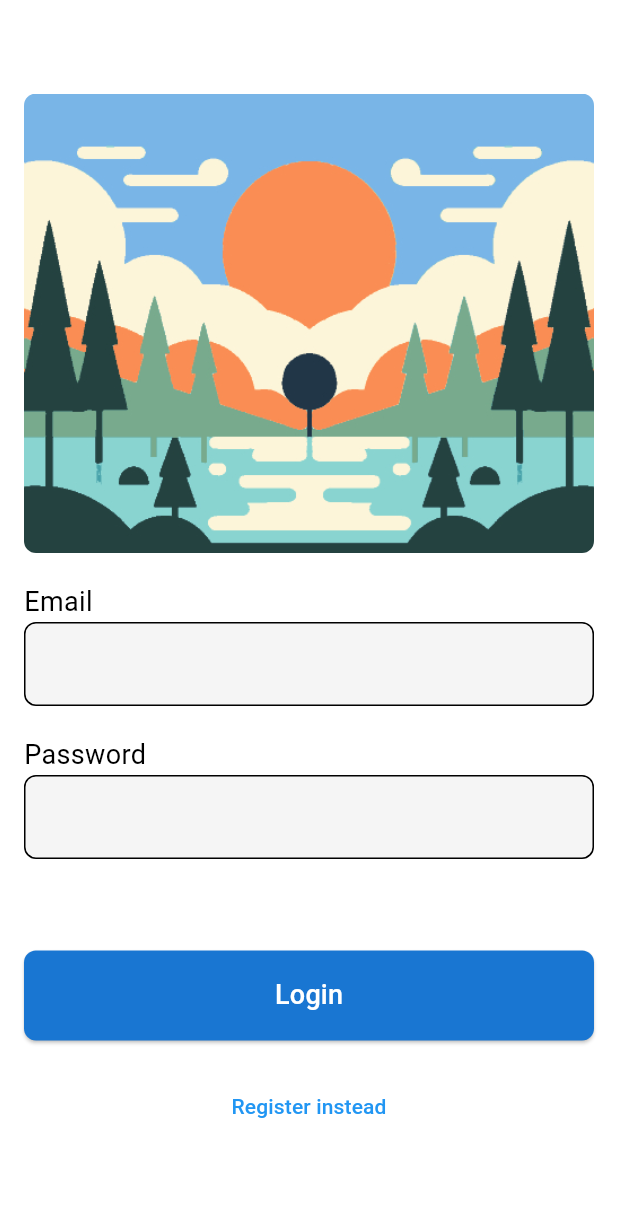
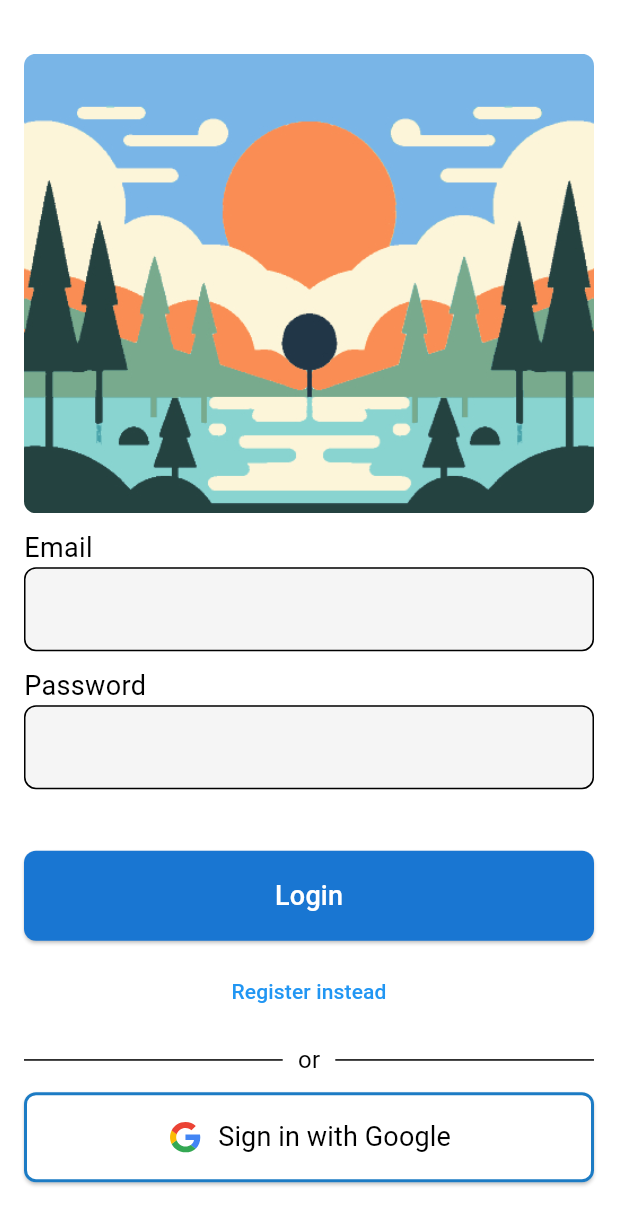
Before and after one commit to JosimCoussens/taskhero, a Flutter app: the screen it shows after launch, on a phone screen of 412 x 824 dp. Shown: the top 1225 px of the screen. Run offline on Flutter 3.47's test engine with Material 3 defaults, Android fonts, the phone set to English and light mode, and no system bars; our stand-ins replace cloud_firestore, firebase_auth, firebase_core, flutter_svg, google_sign_in, syncfusion_flutter_datepicker; accounts and stored records are empty.

Commit message:
Add Google Sign-In functionality and update login page accordingly

```diff
--- a/lib/pages/login_page.dart
+++ b/lib/pages/login_page.dart
@@ -1,5 +1,6 @@
 import 'package:firebase_auth/firebase_auth.dart';
 import 'package:flutter/material.dart';
+import 'package:flutter_svg/svg.dart';
 import 'package:taskhero/auth.dart';
 import 'package:taskhero/constants.dart';
 import 'package:taskhero/pages/home_page.dart';
@@ -144,7 +145,7 @@ class _LoginPageState extends State<LoginPage> {
   Column credentialsInputFields(BuildContext context) {
     return Column(
       crossAxisAlignment: CrossAxisAlignment.start,
-      spacing: 20,
+      spacing: 10,
       children: [
         ClipRRect(
           borderRadius: BorderRadius.circular(8.0),
@@ -167,7 +168,53 @@ class _LoginPageState extends State<LoginPage> {
         _errorMessage(),
         _submitButton(context),
         _loginOrRegisterButton(),
+        // Google sign in button
+        divider(),
+        _loginWithGoogleButton(),
       ],
+    );
+  }
+
+  SizedBox _loginWithGoogleButton() {
+    return SizedBox(
+      width: double.infinity,
+      height: 60,
+      child: ElevatedButton(
+        onPressed: () async {
+          bool isLogged = await Auth().signInWithGoogle();
+          await UserService.createUser(FirebaseAuth.instance.currentUser!.uid);
+          AppParams.userId = FirebaseAuth.instance.currentUser!.uid;
+          if (isLogged) {
+            mounted
+                ? Navigator.pushReplacement(
+                  context,
+                  MaterialPageRoute(builder: (context) => const HomePage()),
+                )
+                : null;
+          }
+        },
+        style: ElevatedButton.styleFrom(
+          shape: RoundedRectangleBorder(
+            borderRadius: BorderRadius.circular(8),
+            side: const BorderSide(color: AppColors.primaryLight, width: 2),
+          ),
+        ),
+        child: Row(
+          mainAxisAlignment: MainAxisAlignment.center,
+          spacing: 10,
+          children: [
+            SvgPicture.asset('assets/images/google.svg', height: 24, width: 24),
+            const Text(
+              'Sign in with Google',
+              style: TextStyle(
+                fontSize: 18,
+                color: Colors.black,
+                fontWeight: FontWeight.w400,
+              ),
+            ),
+          ],
+        ),
+      ),
     );
   }
 
--- a/pubspec.yaml
+++ b/pubspec.yaml
@@ -37,6 +37,7 @@ dependencies:
   firebase_core: ^3.13.0
   cloud_firestore:
   firebase_auth: 5.5.3
+  google_sign_in: ^6.3.0
 
 dev_dependencies:
   flutter_test:
```
Also changed, not shown: lib/auth.dart (+12 -0 lines), pubspec.lock, 1 other file.
